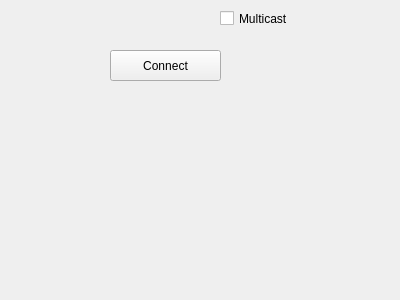
This is connect.ui in dpogue/CommAudio as Qt 5 draws it before an edit. The edited form follows.
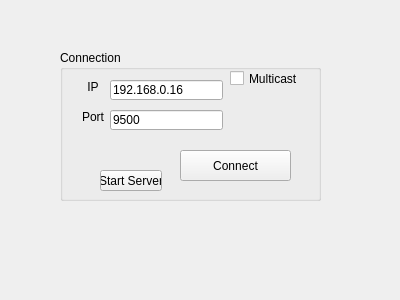
This is the edited form. Icons and pictures are not drawn.

Commit message: moved all connection gui componenents and part of the logic to connectdialog

The edit to the form file:
```diff
--- a/connect.ui
+++ b/connect.ui
@@ -17,31 +17,134 @@
    <iconset>
     <normaloff>img/connect.png</normaloff>img/connect.png</iconset>
   </property>
-  <widget class="QCheckBox" name="multicastCheckBox">
+  <widget class="QGroupBox" name="groupBox">
    <property name="geometry">
     <rect>
-     <x>220</x>
-     <y>10</y>
-     <width>70</width>
-     <height>17</height>
-    </rect>
-   </property>
-   <property name="text">
-    <string>Multicast</string>
-   </property>
-  </widget>
-  <widget class="QPushButton" name="connectPushButton">
-   <property name="geometry">
-    <rect>
-     <x>110</x>
+     <x>60</x>
      <y>50</y>
-     <width>111</width>
-     <height>31</height>
+     <width>261</width>
+     <height>151</height>
     </rect>
    </property>
-   <property name="text">
-    <string>Connect</string>
+   <property name="title">
+    <string>Connection</string>
    </property>
+   <widget class="QLineEdit" name="ipLineEdit">
+    <property name="geometry">
+     <rect>
+      <x>50</x>
+      <y>30</y>
+      <width>113</width>
+      <height>20</height>
+     </rect>
+    </property>
+    <property name="text">
+     <string>192.168.0.16</string>
+    </property>
+   </widget>
+   <widget class="QLineEdit" name="portLineEdit">
+    <property name="geometry">
+     <rect>
+      <x>50</x>
+      <y>60</y>
+      <width>113</width>
+      <height>20</height>
+     </rect>
+    </property>
+    <property name="text">
+     <string>9500</string>
+    </property>
+   </widget>
+   <widget class="QLabel" name="ipLabel">
+    <property name="geometry">
+     <rect>
+      <x>10</x>
+      <y>30</y>
+      <width>46</width>
+      <height>13</height>
+     </rect>
+    </property>
+    <property name="text">
+     <string>IP</string>
+    </property>
+    <property name="alignment">
+     <set>Qt::AlignCenter</set>
+    </property>
+   </widget>
+   <widget class="QLabel" name="portLabel">
+    <property name="geometry">
+     <rect>
+      <x>10</x>
+      <y>60</y>
+      <width>46</width>
+      <height>13</height>
+     </rect>
+    </property>
+    <property name="text">
+     <string>Port</string>
+    </property>
+    <property name="alignment">
+     <set>Qt::AlignCenter</set>
+    </property>
+   </widget>
+   <widget class="QLabel" name="connectErrorLabel">
+    <property name="geometry">
+     <rect>
+      <x>5</x>
+      <y>90</y>
+      <width>251</width>
+      <height>20</height>
+     </rect>
+    </property>
+    <property name="cursor">
+     <cursorShape>ArrowCursor</cursorShape>
+    </property>
+    <property name="text">
+     <string/>
+    </property>
+    <property name="alignment">
+     <set>Qt::AlignCenter</set>
+    </property>
+   </widget>
+   <widget class="QPushButton" name="startServerPushButton">
+    <property name="geometry">
+     <rect>
+      <x>40</x>
+      <y>120</y>
+      <width>62</width>
+      <height>21</height>
+     </rect>
+    </property>
+    <property name="text">
+     <string>Start Server</string>
+    </property>
+   </widget>
+   <widget class="QPushButton" name="connectPushButton">
+    <property name="geometry">
+     <rect>
+      <x>120</x>
+      <y>100</y>
+      <width>111</width>
+      <height>31</height>
+     </rect>
+    </property>
+    <property name="text">
+     <string>Connect</string>
+    </property>
+   </widget>
+   <widget class="QCheckBox" name="multicastCheckBox">
+    <property name="geometry">
+     <rect>
+      <x>170</x>
+      <y>20</y>
+      <width>70</width>
+      <height>17</height>
+     </rect>
+    </property>
+    <property name="text">
+     <string>Multicast</string>
+    </property>
+   </widget>
   </widget>
  </widget>
  <resources/>
```
The commit also changes 5 other files.
